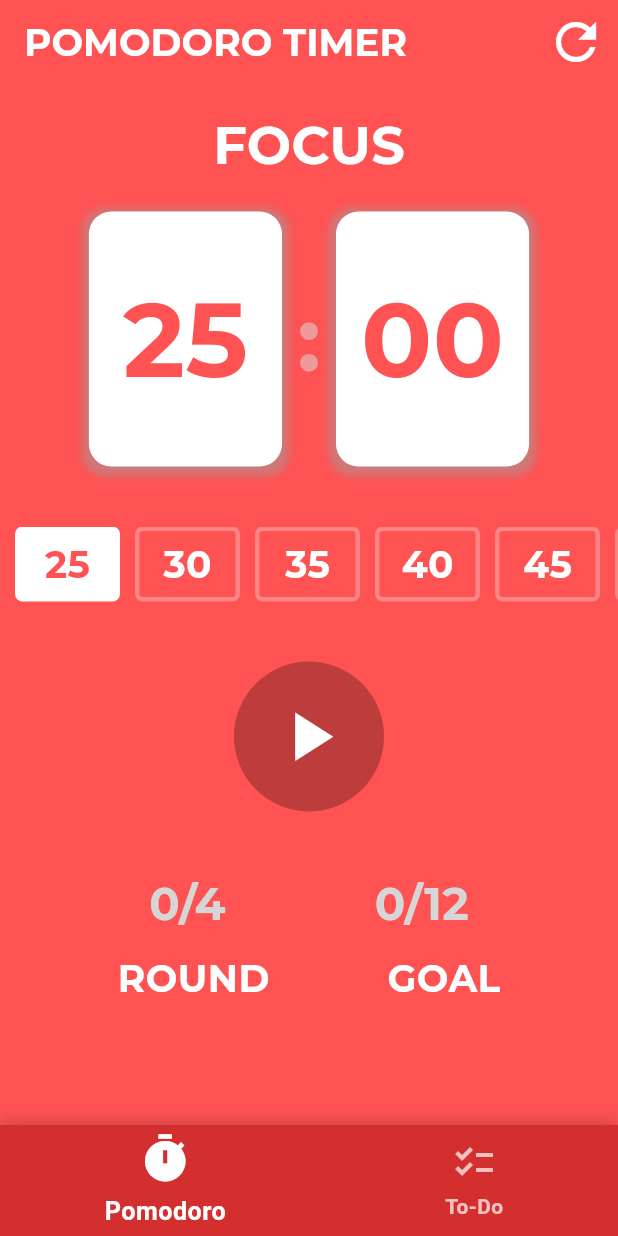
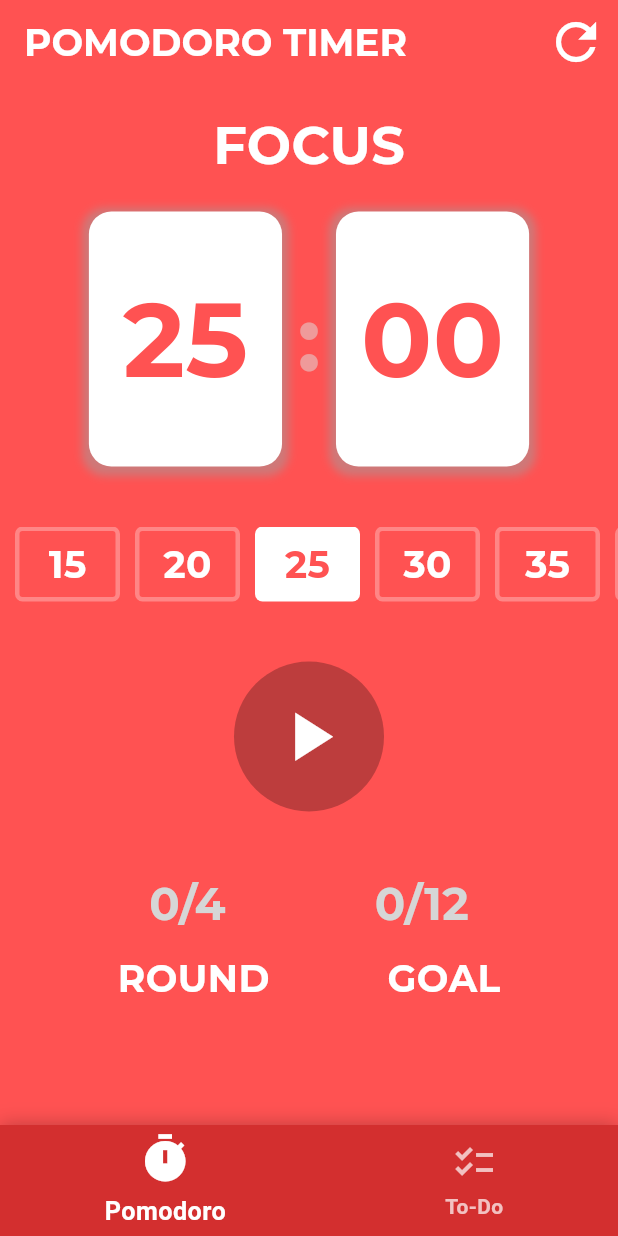
Before and after one commit to insaflashari/StudyBudy, a Flutter app: the screen it shows after launch, on a phone screen of 412 x 824 dp. Run offline on Flutter 3.47's test engine with Material 3 defaults, Android fonts, the phone set to English and light mode, and no system bars; our stand-ins replace audioplayers, flutter_slidable, google_fonts, shared_preferences.

Commit message:
changed image

```diff
--- a/lib/widgets/timeoptions.dart
+++ b/lib/widgets/timeoptions.dart
@@ -10,7 +10,7 @@ class TimeOptions extends StatelessWidget {
     final provider = Provider.of<TimerService>(context);
 
     return SingleChildScrollView(
-      controller: ScrollController(initialScrollOffset: 320),
+      controller: ScrollController(initialScrollOffset: 160),
       scrollDirection: Axis.horizontal,
       child: Row(
         children: [
```
Also changed, not shown: 31 other files.
